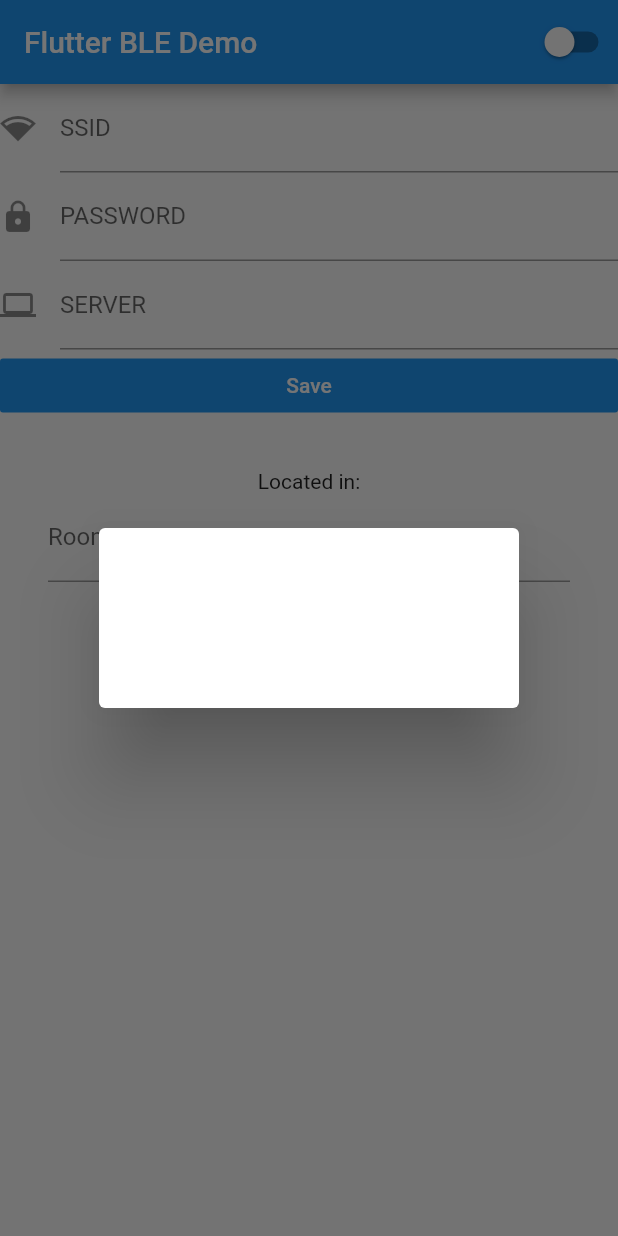
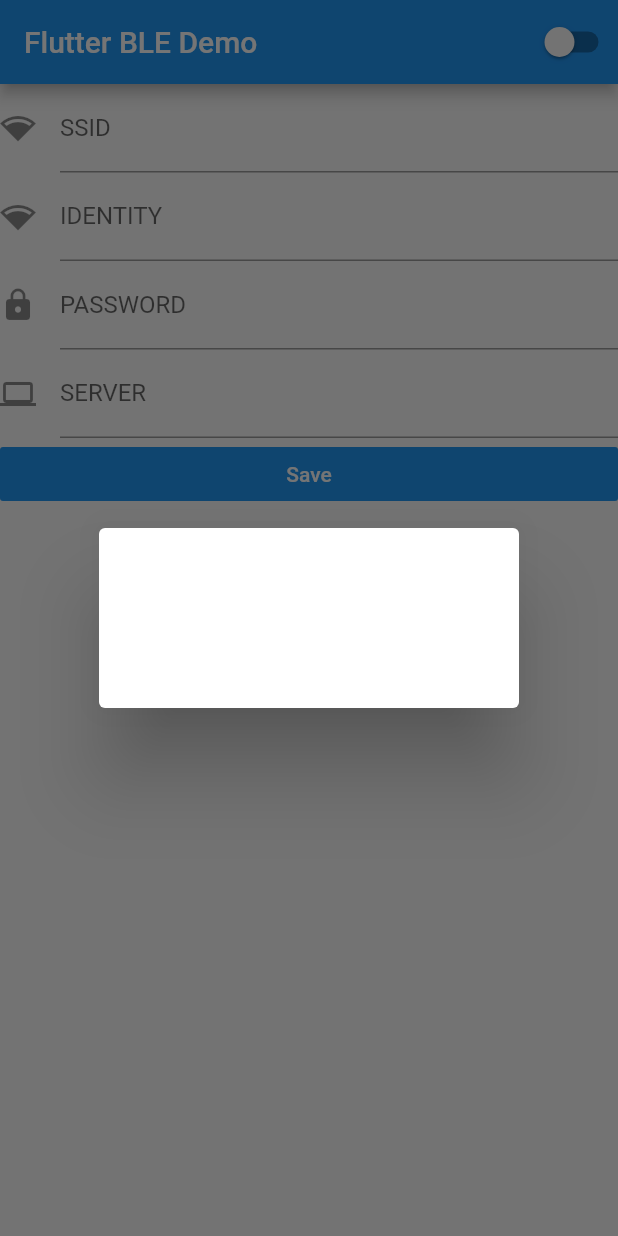
Before and after one commit to dausi15/Iot-Atuto-configuration, a Flutter app: the screen it shows after launch, after a tap on "Save", on a phone screen of 412 x 824 dp. Run offline on Flutter 3.47's test engine with Material 2 defaults, Android fonts, the phone set to English and light mode, and no system bars; our stand-ins replace flutter_blue, flutter_typeahead, shared_preferences; missing offline and left inert: system_setting, wifi_hunter.

Commit message:
added server

```diff
--- a/iotapp/lib/main.dart
+++ b/iotapp/lib/main.dart
@@ -6,9 +6,10 @@
 import 'package:flutter/services.dart';
 //import 'package:dropdown_formfield/dropdown_formfield.dart';
 import 'package:flutter_typeahead/flutter_typeahead.dart';
+import 'package:shared_preferences/shared_preferences.dart';
+import 'dart:convert' show utf8;
 
 BluetoothState state;
-
 void main() => runApp(MyApp());
 
 class MyApp extends StatelessWidget {
@@ -35,10 +36,14 @@
 }
 
 class _MyHomePageState extends State<MyHomePage> {
-  //BluetoothDevice _connectedDevice;
+  BluetoothDevice _connectedDevice;
   //List<BluetoothService> _services;
+  BluetoothCharacteristic targetCharacteristic;
+  final String SERVICE_UUID = "3f1a9658-a035-11ea-bb37-0242ac130002";
+  final String CHARACTERISTIC_UUID = "3f1a987e-a035-11ea-bb37-0242ac130002";
   bool autoMode = false;
   WiFiInfoWrapper _wifiObject;
+  bool connecting = false;
 
   Future<WiFiInfoWrapper> scanWiFi() async {
     WiFiInfoWrapper wifiObject;
@@ -56,7 +61,7 @@
     _wifiObject = await scanWiFi();
     var wifiStrenghts = new Map<String, int>();
     //var wifiNames = new Map<String, String>();
-    print("WiFi Results (SSIDs) : ");
+    // print("WiFi Results (SSIDs) : ");
     for (var i = 0; i < _wifiObject.ssids.length; i++) {
       wifiStrenghts[_wifiObject.bssids[i].toString()] =
           _wifiObject.signalStrengths[i];
@@ -95,7 +100,9 @@
     widget.flutterBlue.scanResults.listen((List<ScanResult> results) {
       /* _setDevicelist(results); */
       for (ScanResult result in results) {
+        if (result.device.name == "UART Service") {
           _addDeviceTolist(result.device);
+        }
       }
       //widget.devicesList.sort();
       //_removeFromDeviceList(results);
@@ -126,10 +133,64 @@
             _addDeviceTolist(device);
           }
         });
+        clearDeviceView();
+        //_clearDevices();
+      }
+    });
+  }
+
+  clearDeviceView() {
     const fiveSeconds = const Duration(seconds: 5);
+    if (!connecting) {
       Timer.periodic(fiveSeconds, (Timer t) => _clearDevices());
     }
+    debugPrint(widget.devicesList.toString());
+  }
+
+  discoverServices() async {
+    final store = await SharedPreferences.getInstance();
+    if (_connectedDevice == null) {
+      return;
+    }
+
+    List<BluetoothService> services = await _connectedDevice.discoverServices();
+    print(_connectedDevice.name);
+    services.forEach((service) {
+      print("service: " + service.uuid.toString());
+      if (service.uuid.toString() == SERVICE_UUID) {
+        service.characteristics.forEach((characteristics) {
+          print(characteristics.uuid.toString());
+          if (characteristics.uuid.toString() == CHARACTERISTIC_UUID) {
+            targetCharacteristic = characteristics;
+            /* setState(() {
+              connectionText = "All Ready with ${targetDevice.name}";
+            }); */
+          }
         });
+      }
+    });
+    String ssid = store.getString("ssid");
+    String identity = store.getString("identity");
+    String password = store.getString("password");
+    String server = store.getString("server");
+    if (ssid != null) {
+      writeData(ssid + ";" + identity + ";" + password + ";" + server);
+    }
+  }
+
+  String dataClassifier(int value) {
+    return "[" + value.toString() + "]";
+  }
+
+  writeData(String data) async {
+    debugPrint(data);
+    if (targetCharacteristic == null) return;
+    print("writing: " + data);
+    List<int> bytes = utf8.encode(data);
+    await targetCharacteristic.write(bytes);
+    _connectedDevice.disconnect();
+    connecting = false;
+    //clearDeviceView();
   }
 
   ListView _buildListViewOfDevices() {
@@ -156,18 +217,23 @@
                 ),
                 onPressed: () async {
                   widget.flutterBlue.stopScan();
+                  connecting = true;
+                  debugPrint("should connect");
                   try {
+                    print("device.connect");
                     await device.connect();
                   } catch (e) {
                     if (e.code != 'already_connected') {
                       throw e;
                     }
                   } finally {
+                    print("finally connect");
                     //_services = await device.discoverServices();
                   }
                   setState(() {
-                    //_connectedDevice = device;
+                    _connectedDevice = device;
                   });
+                  discoverServices();
                 },
               ),
             ],
@@ -201,16 +267,28 @@
     );
   }
 
-  Future<List<String>> printWifis() async{
+  Future<List<String>> printWifis() async {
     List<String> wifis = new List<String>();
     scanHandler().asStream().listen((event) {
-      debugPrint(event.toString());
-      for(var x in event.entries){
+      //debugPrint(event.toString());
+      for (var x in event.entries) {
         wifis.add(x.key.toString());
       }
       //wifis.add(event.toString());
     });
     return wifis;
+  }
+
+  Future<String> getClosestWifi() async {
+    List<String> wifis = new List<String>();
+    scanHandler().asStream().listen((event) {
+      //debugPrint(event.toString());
+      for (var x in event.entries) {
+        wifis.add(x.key.toString());
+      }
+      //wifis.add(event.toString());
+    });
+    return wifis.toString();
   }
 
 //https://pub.dev/packages/dropdown_formfield
@@ -270,16 +348,25 @@
   //String _myActivityResult;
   final dropdownFormKey = new GlobalKey<FormState>();
   var ssidTextController = new TextEditingController();
+  var identityTextController = new TextEditingController();
   var passwordTextController = new TextEditingController();
   var serverTextController = new TextEditingController();
 
   final GlobalKey<FormState> _formKey2 = GlobalKey<FormState>();
   TextEditingController _typeAheadController = TextEditingController();
   String _selectedCity;
+  Future<List<String>> wifiSuggenstions;
 
   @override
   void initState() {
     super.initState();
+    wifiSuggenstions = _MyHomePageState().printWifis();
+    SharedPreferences.getInstance().then((value) {
+      ssidTextController.text = value.getString("ssid");
+      identityTextController.text = value.getString("identity");
+      passwordTextController.text = value.getString("password");
+      serverTextController.text = value.getString("server");
+    });
     //_myActivity = '';
     //_myActivityResult = '';
   }
@@ -334,6 +421,8 @@
     // Build a Form widget using the _formKey created above.
     Container ssid =
         inputContainer("ssid", ssidTextController, Icons.network_wifi);
+    Container identity =
+        inputContainer("identity", identityTextController, Icons.network_wifi);
     Container password =
         inputContainer("password", passwordTextController, Icons.lock);
     Container server =
@@ -343,6 +432,7 @@
         child: ListView(children: <Widget>[
           // Add TextFormFields and RaisedButton here.
           ssid,
+          identity,
           password,
           server,
           FlatButton(
@@ -352,38 +442,44 @@
                 style: TextStyle(color: Colors.white),
               ),
               onPressed: () async {
+                final store = await SharedPreferences.getInstance();
+                store.setString("ssid", ssidTextController.text.toString());
+                store.setString(
+                    "identity", identityTextController.text.toString());
+                store.setString(
+                    "password", passwordTextController.text.toString());
+                store.setString("server", serverTextController.text.toString());
                 return showDialog(
                     context: context,
                     builder: (context) {
                       return AlertDialog(
                         // Retrieve the text the that user has entered by using the
                         // TextEditingController.
-                        content: Text(ssidTextController.text +
+                        content: Text(
+                          ssidTextController.text +
                               "\n" +
                               passwordTextController.text +
                               "\n" +
                               serverTextController.text +
-                            "\n"),
+                              "\n" +
+                              store.getString("ssid"),
+                        ),
                       );
                     });
               }),
-          dropDownForm(_typeAheadController, _formKey2, _selectedCity)
+          //dropDownForm(_typeAheadController, _formKey2, _selectedCity)
         ]));
   }
 
-  Widget dropDownForm(TextEditingController _typeAheadController, GlobalKey<FormState> _formKey, String _selectedCity){
-  Future<List<String>> wifiSuggenstions = _MyHomePageState().printWifis();
-
-
+  Widget dropDownForm(TextEditingController _typeAheadController,
+      GlobalKey<FormState> _formKey, String _selectedCity) {
     return Form(
       key: _formKey,
       child: Padding(
         padding: EdgeInsets.all(32.0),
         child: Column(
           children: <Widget>[
-        Text(
-          'Located in:'
-        ),
+            Text('Located in:'),
             TypeAheadFormField(
               textFieldConfiguration: TextFieldConfiguration(
                 controller: _typeAheadController,
@@ -405,6 +501,11 @@
               },
               onSuggestionSelected: (suggestion) {
                 _typeAheadController.text = suggestion;
+                if (_formKey.currentState.validate()) {
+                  _formKey.currentState.save();
+                  Scaffold.of(context).showSnackBar(SnackBar(
+                      content: Text('Current room is ${_selectedCity}')));
+                }
               },
               validator: (value) {
                 if (value.isEmpty) {
@@ -412,23 +513,10 @@
                 }
               },
               onSaved: (value) => _selectedCity = value,
-        ),
-        SizedBox(height: 10.0,),
-        RaisedButton(
-          child: Text('Submit'),
-          onPressed: () {
-            if (_formKey.currentState.validate()) {
-              _formKey.currentState.save();
-              Scaffold.of(context).showSnackBar(SnackBar(
-                content: Text('Current room is ${_selectedCity}')
-              ));
-            }
-          },
             )
           ],
         ),
       ),
     );
   }
-
 }
--- a/iotapp/pubspec.yaml
+++ b/iotapp/pubspec.yaml
@@ -22,6 +22,7 @@
   system_setting: ^0.1.3
   dropdown_formfield: ^0.1.2
   flutter_typeahead: ^1.8.1
+  shared_preferences: ^0.5.7+3
   flutter:
     sdk: flutter
 
```
Also changed, not shown: iotapp/pubspec.lock. Lines whose indentation alone changed are shown as unchanged.
